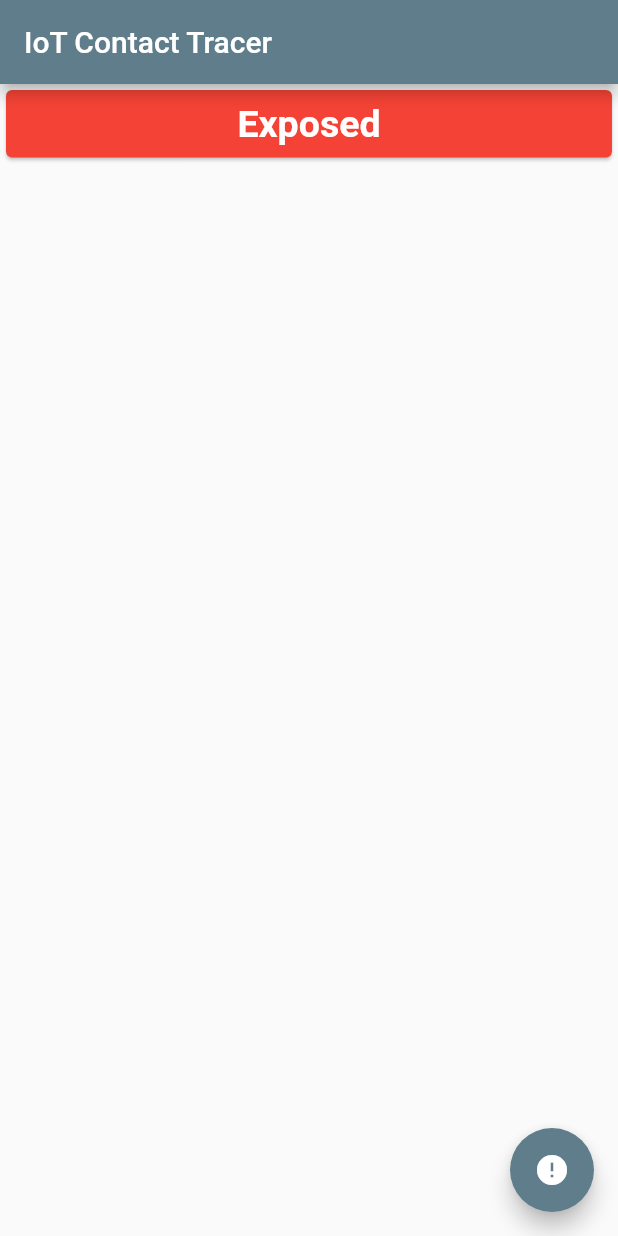
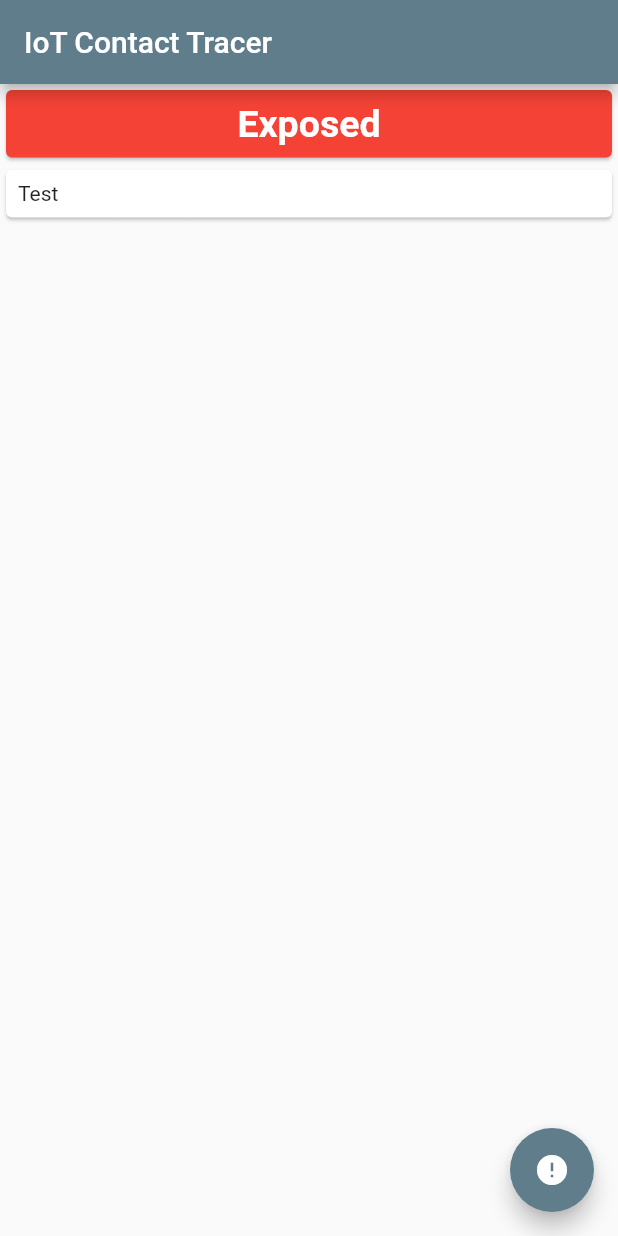
Before and after one commit to fwcd/iot-contact-tracer, a Flutter app: the screen it shows after launch, on a phone screen of 412 x 824 dp. Run offline on Flutter 3.47's test engine with Material 2 defaults, Android fonts, the phone set to English and light mode, and no system bars.

Commit message:
Extract FeedCard and switch to 2-space-indent in app

```diff
--- /dev/null
+++ b/mobile-client/contact_tracer/lib/feed_card.dart
@@ -0,0 +1,22 @@
+import 'package:flutter/material.dart';
+
+class FeedCard extends StatelessWidget {
+  final Color color;
+  final Widget child;
+
+  FeedCard({Key key, this.color, this.child}) : super(key: key);
+
+  @override
+  Widget build(BuildContext context) {
+    return Card(
+      color: color,
+      child: SizedBox(
+        width: double.infinity,
+        child: Padding(
+          padding: EdgeInsets.all(8.0),
+          child: child,
+        )
+      )
+    );
+  }
+}
--- a/mobile-client/contact_tracer/lib/main.dart
+++ b/mobile-client/contact_tracer/lib/main.dart
@@ -1,3 +1,4 @@
+import 'package:contact_tracer/feed_card.dart';
 import 'package:flutter/material.dart';
 
 void main() {
@@ -52,16 +53,12 @@ class _ContactTracerHomePageState extends State<ContactTracerHomePage> {
       ),
       body: Column(
         children: <Widget>[
-                    Card(
+          FeedCard(
             color: _healthy ? Colors.green[700] : Colors.red,
-                        child: SizedBox(
-                            width: double.infinity,
-                            child: Padding(
-                                padding: EdgeInsets.all(8.0),
             child: Column(
               children: <Widget>[
                 Text(
-                                            _healthy ? "Healthy" : "Exposed",
+                  _healthy ? 'Healthy' : 'Exposed',
                   style: TextStyle(
                     color: Colors.white,
                     fontSize: 25.0,
@@ -70,8 +67,9 @@ class _ContactTracerHomePageState extends State<ContactTracerHomePage> {
                 ),
               ],
             )
-                            )
-                        )
+          ),
+          FeedCard(
+            child: Text('Test')
           )
         ],
       ),
```
Also changed, not shown: 2 other files. Lines whose indentation alone changed are shown as unchanged.
